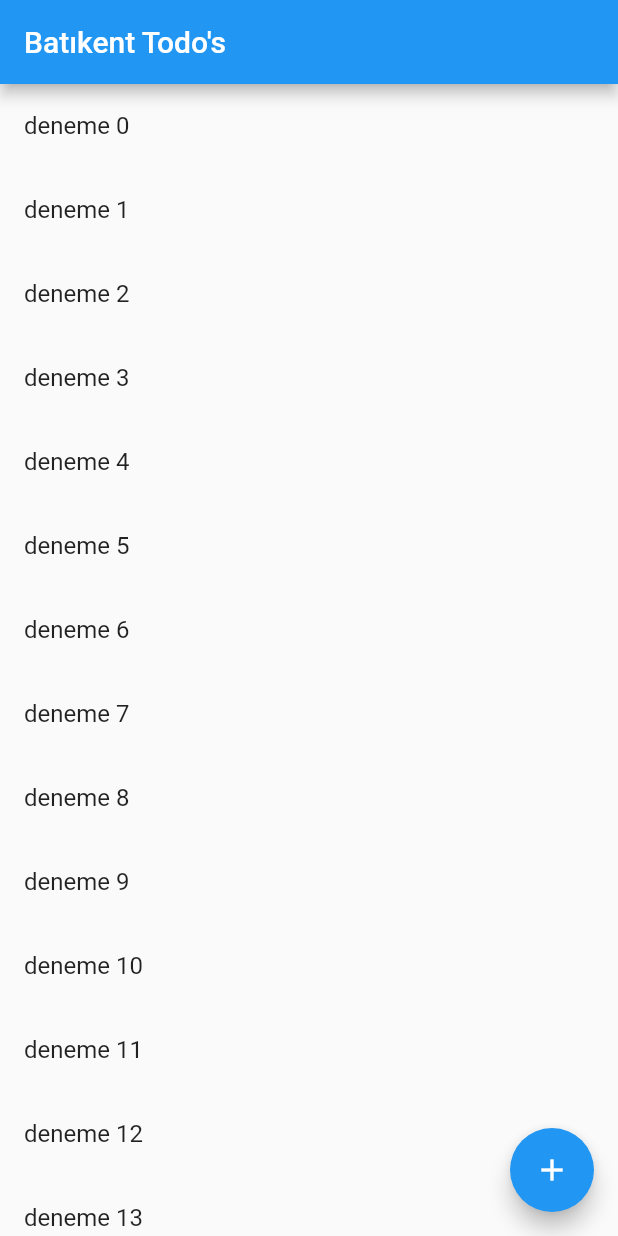
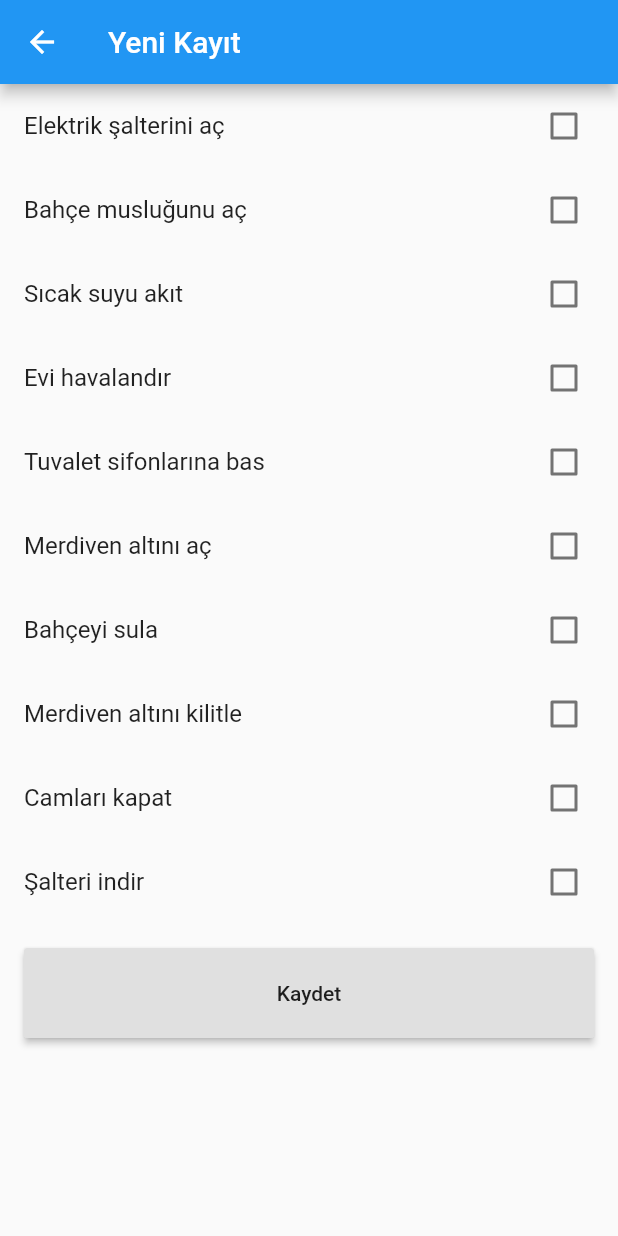
Before and after one commit to kanilturgut/flutter_batikent, a Flutter app: the screen it shows after launch, after a tap on the "add" icon, on a phone screen of 412 x 824 dp. Run offline on Flutter 3.47's test engine with Material 2 defaults, Android fonts, the phone set to English and light mode, and no system bars; our stand-ins replace hive, hive_flutter; accounts and stored records are empty; generated files the repository leaves out were written again.

Commit message:
History objesi db ye yazilarak, liste ekraninda gosterimi saglanmistir

```diff
--- a/lib/history_page.dart
+++ b/lib/history_page.dart
@@ -1,43 +1,64 @@
+import 'package:batikent_todos/new_history_item_page.dart';
+import 'package:flutter/material.dart';
+import 'package:hive/hive.dart';
+import 'package:hive_flutter/hive_flutter.dart';
 
-
-import 'package:flutter/material.dart';
+import 'model/history.dart';
 
 class HistoryPage extends StatelessWidget {
-
-
   @override
   Widget build(BuildContext context) {
-
     return Scaffold(
       appBar: AppBar(
-        title: Text("Batıkent Todo\'s"),
+        title: Text("Batıkent Günlükleri"),
       ),
       body: Column(
         children: <Widget>[
-          Expanded(child: _buildListView(),)
+          Expanded(
+            child: _buildListView(),
+          )
         ],
       ),
       floatingActionButton: FloatingActionButton(
-        child: Icon(Icons.add),
-        tooltip: 'New',
-        onPressed: _createNew
-      ),
+          child: Icon(Icons.add),
+          tooltip: 'New',
+          onPressed: () {
+            Navigator.push(
+              context,
+              MaterialPageRoute(builder: (context) => NewHistoryItemPage()),
+            );
+          }),
     );
-
   }
 
   Widget _buildListView() {
-    return ListView.builder(
-      itemCount: 55,
-      itemBuilder: (context, index) {
-        return ListTile(
-          title: Text("deneme $index"),
+    final timesheetsBox = Hive.box("timesheets");
+
+    final List<History> historyList = List<History>();
+    timesheetsBox.toMap().forEach((key, value) {
+      historyList.add(value);
+    });
+    final reversedHistoryList = historyList.reversed.toList();
+
+    return WatchBoxBuilder(
+      box: Hive.box("timesheets"),
+      builder: (context, history) {
+        return ListView.builder(
+          itemCount: reversedHistoryList.length,
+          itemBuilder: (context, index) {
+            final history = reversedHistoryList[index];
+            return ListTile(
+              title: Text(operationDate(history.time)),
+            );
+          },
         );
       },
     );
   }
 
-  void _createNew() {
-
+  String operationDate(DateTime date) {
+    var month = date.month.toString().padLeft(2, '0');
+    var day = date.day.toString().padLeft(2, '0');
+    return '$day.$month.${date.year}';
   }
 }
--- a/lib/main.dart
+++ b/lib/main.dart
@@ -3,17 +3,18 @@ import 'package:hive/hive.dart';
 import 'package:path_provider/path_provider.dart' as path_provider;
 
 import 'history_page.dart';
+import 'model/history.dart';
 
 void main() async {
   WidgetsFlutterBinding.ensureInitialized();
   final appDocumentDirectory =
       await path_provider.getApplicationDocumentsDirectory();
   Hive.init(appDocumentDirectory.path);
+  Hive.registerAdapter(HistoryAdapter());
   runApp(MyApp());
 }
 
 class MyApp extends StatefulWidget {
-
   @override
   _MyAppState createState() => _MyAppState();
 }
@@ -43,7 +44,7 @@ class _MyAppState extends State<MyApp> {
 
   @override
   void dispose() {
-    Hive.box("timesheets").close();
+    Hive.close();
     super.dispose();
   }
 }
--- /dev/null
+++ b/lib/model/history.dart
@@ -0,0 +1,11 @@
+import 'package:hive/hive.dart';
+
+part 'history.g.dart';
+
+@HiveType(typeId: 0)
+class History {
+  @HiveField(0)
+  final DateTime time;
+
+  History(this.time);
+}
--- /dev/null
+++ b/lib/new_history_item_page.dart
@@ -0,0 +1,149 @@
+import 'package:flutter/material.dart';
+import 'package:hive/hive.dart';
+
+import 'model/history.dart';
+
+class NewHistoryItemPage extends StatefulWidget {
+  @override
+  _NewHistoryItemPageState createState() => _NewHistoryItemPageState();
+}
+
+class _NewHistoryItemPageState extends State<NewHistoryItemPage> {
+  bool _value1 = false;
+  bool _value2 = false;
+  bool _value3 = false;
+  bool _value4 = false;
+  bool _value5 = false;
+  bool _value6 = false;
+  bool _value7 = false;
+  bool _value8 = false;
+  bool _value9 = false;
+  bool _value10 = false;
+
+  void _value1Changed(bool value) => setState(() => _value1 = value);
+  void _value2Changed(bool value) => setState(() => _value2 = value);
+  void _value3Changed(bool value) => setState(() => _value3 = value);
+  void _value4Changed(bool value) => setState(() => _value4 = value);
+  void _value5Changed(bool value) => setState(() => _value5 = value);
+  void _value6Changed(bool value) => setState(() => _value6 = value);
+  void _value7Changed(bool value) => setState(() => _value7 = value);
+  void _value8Changed(bool value) => setState(() => _value8 = value);
+  void _value9Changed(bool value) => setState(() => _value9 = value);
+  void _value10Changed(bool value) => setState(() => _value10 = value);
+
+  bool completed() {
+    return _value1 &&
+        _value2 &&
+        _value3 &&
+        _value4 &&
+        _value5 &&
+        _value6 &&
+        _value7 &&
+        _value8 &&
+        _value9 &&
+        _value10;
+  }
+
+  @override
+  Widget build(BuildContext context) {
+    return Scaffold(
+        appBar: AppBar(
+          title: Text("Yeni Kayıt"),
+        ),
+        body: Column(
+          children: <Widget>[
+            CheckboxListTile(
+              value: _value1,
+              onChanged: _value1Changed,
+              title: Text("Elektrik şalterini aç"),
+            ),
+            CheckboxListTile(
+              value: _value2,
+              onChanged: _value2Changed,
+              title: Text("Bahçe musluğunu aç"),
+            ),
+            CheckboxListTile(
+              value: _value3,
+              onChanged: _value3Changed,
+              title: Text("Sıcak suyu akıt"),
+            ),
+            CheckboxListTile(
+              value: _value4,
+              onChanged: _value4Changed,
+              title: Text("Evi havalandır"),
+            ),
+            CheckboxListTile(
+              value: _value5,
+              onChanged: _value5Changed,
+              title: Text("Tuvalet sifonlarına bas"),
+            ),
+            CheckboxListTile(
+              value: _value6,
+              onChanged: _value6Changed,
+              title: Text("Merdiven altını aç"),
+            ),
+            CheckboxListTile(
+              value: _value7,
+              onChanged: _value7Changed,
+              title: Text("Bahçeyi sula"),
+            ),
+            CheckboxListTile(
+              value: _value8,
+              onChanged: _value8Changed,
+              title: Text("Merdiven altını kilitle"),
+            ),
+            CheckboxListTile(
+              value: _value9,
+              onChanged: _value9Changed,
+              title: Text("Camları kapat"),
+            ),
+            CheckboxListTile(
+              value: _value10,
+              onChanged: _value10Changed,
+              title: Text("Şalteri indir"),
+            ),
+            Padding(
+              padding: EdgeInsets.all(16.0),
+              child: SizedBox(
+                width: double.infinity,
+                height: 60,
+                child: RaisedButton(
+                  child: Text("Kaydet"),
+                  onPressed: () {
+                    if (completed()) {
+                      Hive.box("timesheets").add(History(DateTime.now()));
+                      Navigator.pop(context);
+                    } else {
+                      _showDialog();
+                    }
+                  },
+                ),
+              ),
+            ),
+          ],
+        ));
+  }
+
+  void _showDialog() {
+    // flutter defined function
+    showDialog(
+      context: context,
+      builder: (BuildContext context) {
+        // return object of type Dialog
+        return AlertDialog(
+          title: new Text("Uyarı"),
+          content: new Text("Bütün işleri tamamlamadın !"),
+          actions: <Widget>[
+            // usually buttons at the bottom of the dialog
+            FlatButton(
+              child: Text("Close"),
+              onPressed: () {
+                Navigator.of(context).pop();
+              },
+            ),
+          ],
+        );
+      },
+    );
+  }
+}
```
Also changed, not shown: lib/model/history.g.dart (added).
